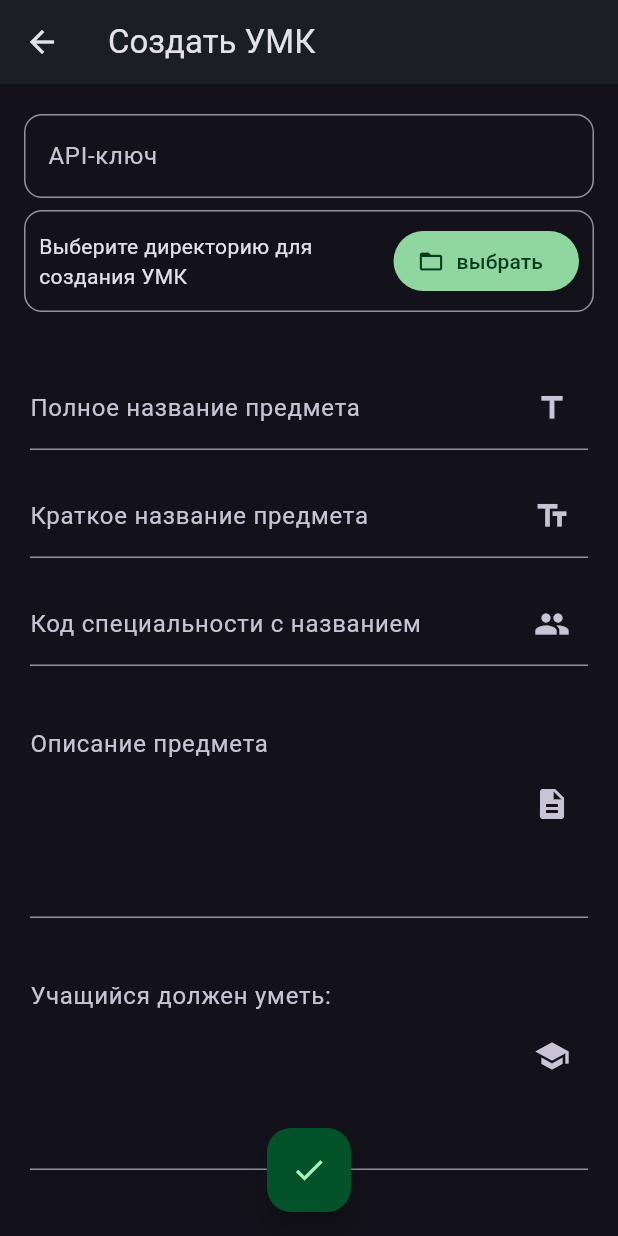
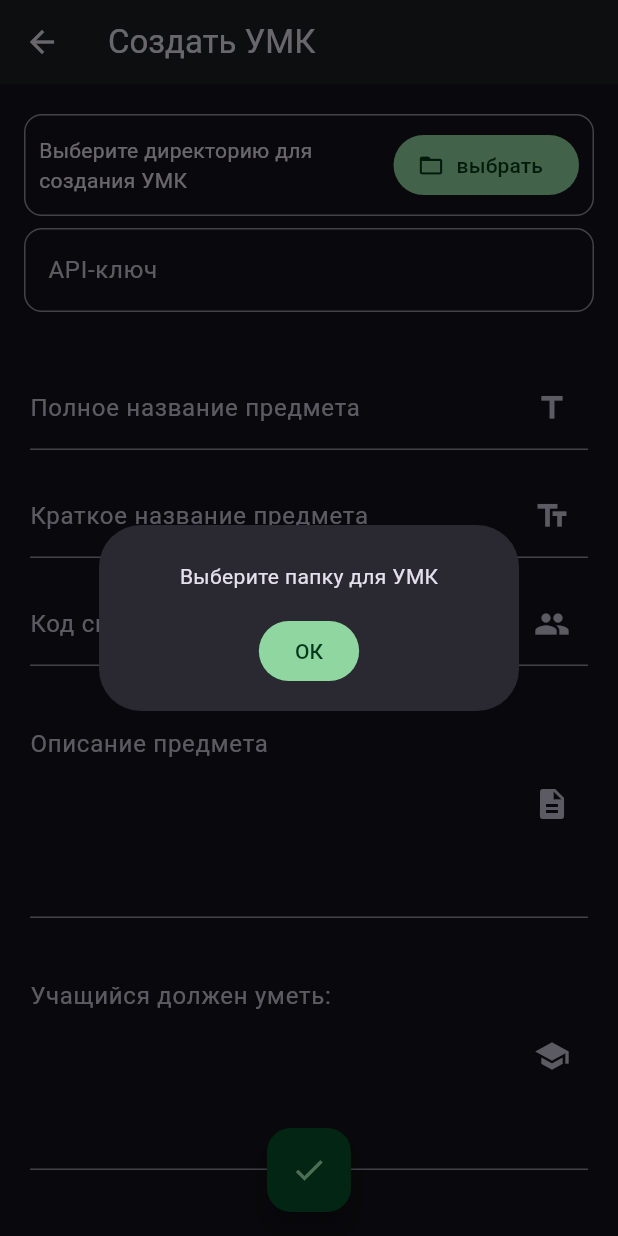
Before and after one commit to DionisiuBrovka/rossete_v3, a Flutter app: the CreateUmkPage screen opened directly, after a tap on the "check" icon, on a phone screen of 412 x 824 dp. Run offline on Flutter 3.47's test engine with Material 3 defaults, Android fonts, the phone set to English and light mode, and no system bars; our stand-ins replace file_picker, flutter_spinkit, get_it, google_fonts.

Commit message:
Написал ерунды

```diff
--- a/client/lib/features/create_umk_page/create_umk_form/create_umk_form.dart
+++ b/client/lib/features/create_umk_page/create_umk_form/create_umk_form.dart
@@ -11,19 +11,24 @@ class CreateUmkForm extends StatelessWidget {
   Widget build(BuildContext context) {
     return SingleChildScrollView(
       padding: .fromLTRB(16, 20, 16, 90),
+      child: Form(
+        key: controller.globalFormKey,
         child: Column(
           spacing: 8,
           children: [
-          ApiKeyField(controller: controller.apiController),
             DirectoryPicker(controller: controller.directoryController),
+            ApiKeyField(controller: controller.apiKeyController),
             SizedBox(height: 16),
             NameField(controller: controller.nameController),
             ShortNameField(controller: controller.shortNameController),
-          SpecialityNameField(controller: controller.specialityNameController),
+            SpecialityNameField(
+              controller: controller.specialityNameController,
+            ),
             DescField(controller: controller.descController),
             SkillsField(controller: controller.skillsController),
             KnowledgeField(controller: controller.knowledgeController),
           ],
+        ),
       ),
     );
   }
@@ -38,144 +43,19 @@ class ApiKeyField extends StatelessWidget {
   Widget build(BuildContext context) {
     return Padding(
       padding: const EdgeInsets.all(0.0),
-      child: TextField(
+      child: TextFormField(
+        obscureText: true,
         controller: controller,
-        obscureText: true,
+        validator: (value) {
+          if (value == null || value.isEmpty) {
+            return "Ключ не должен быть пустым";
+          }
+
+          return null;
+        },
         decoration: InputDecoration(
           border: OutlineInputBorder(borderRadius: BorderRadius.circular(12)),
           label: Text("API-ключ"),
-        ),
-      ),
-    );
-  }
-}
-
-class KnowledgeField extends StatelessWidget {
-  const KnowledgeField({super.key, required this.controller});
-
-  final TextEditingController controller;
-
-  @override
-  Widget build(BuildContext context) {
-    return Padding(
-      padding: const EdgeInsets.all(4.0),
-      child: TextField(
-        controller: controller,
-        minLines: 5,
-        maxLines: 25,
-        decoration: InputDecoration(
-          labelText: 'Учащийся должен знать:',
-          suffixIcon: Icon(Icons.menu_book),
-          floatingLabelAlignment: .start,
-          alignLabelWithHint: true,
-        ),
-      ),
-    );
-  }
-}
-
-class SkillsField extends StatelessWidget {
-  const SkillsField({super.key, required this.controller});
-
-  final TextEditingController controller;
-
-  @override
-  Widget build(BuildContext context) {
-    return Padding(
-      padding: const EdgeInsets.all(4.0),
-      child: TextField(
-        controller: controller,
-        minLines: 5,
-        maxLines: 25,
-        decoration: InputDecoration(
-          labelText: 'Учащийся должен уметь:',
-          suffixIcon: Icon(Icons.school),
-          floatingLabelAlignment: .start,
-          alignLabelWithHint: true,
-        ),
-      ),
-    );
-  }
-}
-
-class DescField extends StatelessWidget {
-  const DescField({super.key, required this.controller});
-
-  final TextEditingController controller;
-
-  @override
-  Widget build(BuildContext context) {
-    return Padding(
-      padding: const EdgeInsets.all(4.0),
-      child: TextField(
-        controller: controller,
-        minLines: 5,
-        maxLines: 25,
-        decoration: InputDecoration(
-          labelText: 'Описание предмета',
-          suffixIcon: Icon(Icons.description),
-          floatingLabelAlignment: .start,
-          alignLabelWithHint: true,
-        ),
-      ),
-    );
-  }
-}
-
-class NameField extends StatelessWidget {
-  const NameField({super.key, required this.controller});
-
-  final TextEditingController controller;
-
-  @override
-  Widget build(BuildContext context) {
-    return Padding(
-      padding: const EdgeInsets.all(4.0),
-      child: TextField(
-        controller: controller,
-        decoration: InputDecoration(
-          labelText: 'Полное название предмета',
-          suffixIcon: Icon(Icons.title),
-        ),
-      ),
-    );
-  }
-}
-
-class ShortNameField extends StatelessWidget {
-  const ShortNameField({super.key, required this.controller});
-
-  final TextEditingController controller;
-
-  @override
-  Widget build(BuildContext context) {
-    return Padding(
-      padding: const EdgeInsets.all(4.0),
-      child: TextField(
-        controller: controller,
-        decoration: InputDecoration(
-          labelText: 'Краткое название предмета',
-          suffixIcon: Icon(Icons.text_fields),
-        ),
-      ),
-    );
-  }
-}
-
-class SpecialityNameField extends StatelessWidget {
-  const SpecialityNameField({super.key, required this.controller});
-
-  final TextEditingController controller;
-
-  @override
-  Widget build(BuildContext context) {
-    return Padding(
-      padding: const EdgeInsets.all(4.0),
-      child: TextField(
-        controller: controller,
-        decoration: InputDecoration(
-          labelText: 'Код специальности с названием',
-          suffixIcon: Icon(Icons.group),
         ),
       ),
     );
@@ -197,6 +77,7 @@ class _DirectoryPickerState extends State<DirectoryPicker> {
     widget.controller.addListener(() {
       setState(() {});
     });
+
     super.initState();
   }
 
@@ -240,3 +121,185 @@ class _DirectoryPickerState extends State<DirectoryPicker> {
     );
   }
 }
+
+class NameField extends StatelessWidget {
+  const NameField({super.key, required this.controller});
+
+  final TextEditingController controller;
+
+  @override
+  Widget build(BuildContext context) {
+    return Padding(
+      padding: const EdgeInsets.all(4.0),
+      child: TextFormField(
+        controller: controller,
+        validator: (value) {
+          if (value == null || value.isEmpty) {
+            return "Название предмета не должно быть пустым";
+          }
+
+          if (value.length <= 8) {
+            return "Название предмета должно быть длинее 8 символов";
+          }
+
+          return null;
+        },
+        decoration: InputDecoration(
+          labelText: 'Полное название предмета',
+          suffixIcon: Icon(Icons.title),
+        ),
+      ),
+    );
+  }
+}
+
+class ShortNameField extends StatelessWidget {
+  const ShortNameField({super.key, required this.controller});
+
+  final TextEditingController controller;
+
+  @override
+  Widget build(BuildContext context) {
+    return Padding(
+      padding: const EdgeInsets.all(4.0),
+      child: TextFormField(
+        controller: controller,
+        validator: (value) {
+          if (value == null || value.isEmpty) {
+            return "Краткое название предмета не должно быть пустым";
+          }
+
+          if (value.length >= 8) {
+            return "Краткое название предмета должно быть короче 8 символов";
+          }
+
+          return null;
+        },
+        decoration: InputDecoration(
+          labelText: 'Краткое название предмета',
+          suffixIcon: Icon(Icons.text_fields),
+        ),
+      ),
+    );
+  }
+}
+
+class SpecialityNameField extends StatelessWidget {
+  const SpecialityNameField({super.key, required this.controller});
+
+  final TextEditingController controller;
+
+  @override
+  Widget build(BuildContext context) {
+    return Padding(
+      padding: const EdgeInsets.all(4.0),
+      child: TextFormField(
+        controller: controller,
+        validator: (value) {
+          if (value == null || value.isEmpty) {
+            return "Поле не должно быть пустым";
+          }
+
+          return null;
+        },
+        decoration: InputDecoration(
+          labelText: 'Код специальности с названием',
+          suffixIcon: Icon(Icons.group),
+        ),
+      ),
+    );
+  }
+}
+
+class DescField extends StatelessWidget {
+  const DescField({super.key, required this.controller});
+
+  final TextEditingController controller;
+
+  @override
+  Widget build(BuildContext context) {
+    return Padding(
+      padding: const EdgeInsets.all(4.0),
+      child: TextFormField(
+        minLines: 5,
+        maxLines: 25,
+        controller: controller,
+        validator: (value) {
+          if (value == null || value.isEmpty) {
+            return "Поле не должно быть пустым";
+          }
+
+          return null;
+        },
+        decoration: InputDecoration(
+          labelText: 'Описание предмета',
+          suffixIcon: Icon(Icons.description),
+          floatingLabelAlignment: .start,
+          alignLabelWithHint: true,
+        ),
+      ),
+    );
+  }
+}
+
+class SkillsField extends StatelessWidget {
+  const SkillsField({super.key, required this.controller});
+
+  final TextEditingController controller;
+
+  @override
+  Widget build(BuildContext context) {
+    return Padding(
+      padding: const EdgeInsets.all(4.0),
+      child: TextFormField(
+        minLines: 5,
+        maxLines: 25,
+        controller: controller,
+        validator: (value) {
+          if (value == null || value.isEmpty) {
+            return "Поле не должно быть пустым";
+          }
+
+          return null;
+        },
+        decoration: InputDecoration(
+          labelText: 'Учащийся должен уметь:',
+          suffixIcon: Icon(Icons.school),
+          floatingLabelAlignment: .start,
+          alignLabelWithHint: true,
+        ),
+      ),
+    );
+  }
+}
+
+class KnowledgeField extends StatelessWidget {
+  const KnowledgeField({super.key, required this.controller});
+
+  final TextEditingController controller;
+
+  @override
+  Widget build(BuildContext context) {
+    return Padding(
+      padding: const EdgeInsets.all(4.0),
+      child: TextFormField(
+        minLines: 5,
+        maxLines: 25,
+        controller: controller,
+        validator: (value) {
+          if (value == null || value.isEmpty) {
+            return "Поле не должно быть пустым";
+          }
+
+          return null;
+        },
+        decoration: InputDecoration(
+          labelText: 'Учащийся должен знать:',
+          suffixIcon: Icon(Icons.menu_book),
+          floatingLabelAlignment: .start,
+          alignLabelWithHint: true,
+        ),
+      ),
+    );
+  }
+}
--- a/client/lib/features/create_umk_page/create_umk_page.dart
+++ b/client/lib/features/create_umk_page/create_umk_page.dart
@@ -1,9 +1,15 @@
 import 'package:client/features/create_umk_page/create_umk_form/create_umk_form.dart';
+import 'package:client/features/create_umk_page/directory_dont_pick_alert.dart';
+import 'package:client/features/create_umk_page/init_state_widget.dart';
+import 'package:client/features/create_umk_page/process_state_widget.dart';
 import 'package:flutter/material.dart';
+import 'package:get_it/get_it.dart';
+
+enum CreateUmkPageState { init, proccessing }
 
 class CreateUmkPageController with ChangeNotifier {
-  TextEditingController apiController = TextEditingController();
   TextEditingController nameController = TextEditingController();
+  TextEditingController apiKeyController = TextEditingController();
   TextEditingController shortNameController = TextEditingController();
   TextEditingController specialityNameController = TextEditingController();
   TextEditingController descController = TextEditingController();
@@ -11,11 +17,33 @@ class CreateUmkPageController with ChangeNotifier {
   TextEditingController knowledgeController = TextEditingController();
   TextEditingController directoryController = TextEditingController();
 
-  void onCreateButtonPressed() {}
+  GlobalKey<FormState> globalFormKey = GlobalKey<FormState>();
+
+  ValueNotifier<CreateUmkPageState> state = ValueNotifier(.init);
+
+  void onCreateButtonPressed() {
+    if (directoryController.text.isEmpty) {
+      final navigatorKey = GetIt.I<GlobalKey<NavigatorState>>();
+      showDialog(
+        context: navigatorKey.currentState!.context,
+        builder: (context) {
+          return DirectoryDontPickAlert();
+        },
+      );
+
+      return;
+    }
+
+    if (!globalFormKey.currentState!.validate()) {
+      return;
+    }
+
+    state.value = .proccessing;
+  }
 
   @override
   void dispose() {
-    apiController.dispose();
+    apiKeyController.dispose();
     nameController.dispose();
     shortNameController.dispose();
     specialityNameController.dispose();
@@ -45,17 +73,24 @@ class _CreateUmkPageState extends State<CreateUmkPage> {
 
   @override
   Widget build(BuildContext context) {
-    return Scaffold(
-      appBar: AppBar(title: Text('Создать УМК'), elevation: 2),
-      body: Align(
-        alignment: .topCenter,
-        child: CreateUmkForm(controller: controller),
-      ),
-      floatingActionButton: FloatingActionButton(
-        onPressed: controller.onCreateButtonPressed,
-        child: Icon(Icons.check),
-      ),
-      floatingActionButtonLocation: .centerFloat,
+    return ValueListenableBuilder(
+      valueListenable: controller.state,
+      builder: (context, state, child) {
+        return Scaffold(
+          appBar: AppBar(title: Text('Создать УМК'), elevation: 2),
+          body: switch (state) {
+            .init => InitStateWidget(controller: controller),
+            .proccessing => ProcessStateWidget(),
+          },
+          floatingActionButton: state == .init
+              ? FloatingActionButton(
+                  onPressed: controller.onCreateButtonPressed,
+                  child: Icon(Icons.check),
+                )
+              : null,
+          floatingActionButtonLocation: .centerFloat,
+        );
+      },
     );
   }
 
--- /dev/null
+++ b/client/lib/features/create_umk_page/directory_dont_pick_alert.dart
@@ -0,0 +1,31 @@
+import 'package:flutter/material.dart';
+
+class DirectoryDontPickAlert extends StatelessWidget {
+  const DirectoryDontPickAlert({super.key});
+
+  @override
+  Widget build(BuildContext context) {
+    return Dialog(
+      elevation: 6,
+      child: Padding(
+        padding: .all(16.0),
+        child: Column(
+          mainAxisSize: .min,
+          spacing: 8,
+          children: [
+            Padding(
+              padding: const EdgeInsets.all(8.0),
+              child: Text("Выберите папку для УМК"),
+            ),
+            FilledButton(
+              onPressed: () {
+                Navigator.pop(context);
+              },
+              child: Text("ОК"),
+            ),
+          ],
+        ),
+      ),
+    );
+  }
+}
--- /dev/null
+++ b/client/lib/features/create_umk_page/init_state_widget.dart
@@ -0,0 +1,17 @@
+import 'package:client/features/create_umk_page/create_umk_form/create_umk_form.dart';
+import 'package:client/features/create_umk_page/create_umk_page.dart';
+import 'package:flutter/material.dart';
+
+class InitStateWidget extends StatelessWidget {
+  const InitStateWidget({super.key, required this.controller});
+
+  final CreateUmkPageController controller;
+
+  @override
+  Widget build(BuildContext context) {
+    return Align(
+      alignment: .topCenter,
+      child: SizedBox(width: 777, child: CreateUmkForm(controller: controller)),
+    );
+  }
+}
--- a/client/lib/main.dart
+++ b/client/lib/main.dart
@@ -4,6 +4,8 @@ import 'package:flutter/material.dart';
 import 'package:get_it/get_it.dart';
 
 void setup() {
+  GetIt.I.registerSingleton(GlobalKey<NavigatorState>());
+
   GetIt.I.registerSingleton<UmkService>(UmkService());
 }
 
@@ -25,6 +27,7 @@ class MainApp extends StatelessWidget {
           dynamicSchemeVariant: .expressive,
         ),
       ),
+      navigatorKey: GetIt.I<GlobalKey<NavigatorState>>(),
       home: StartPage(),
     );
   }
--- a/client/pubspec.yaml
+++ b/client/pubspec.yaml
@@ -11,6 +11,8 @@ dependencies:
     sdk: flutter
   file_picker: ^10.3.7
   get_it: ^9.1.1
+  google_fonts: ^6.3.3
+  flutter_spinkit: ^5.2.2
 
 dev_dependencies:
   flutter_test:
```
Also changed, not shown: client/lib/features/create_umk_page/process_state_widget.dart (added, +97 -0 lines), client/pubspec.lock, 1 other file. Lines whose indentation alone changed are shown as unchanged.
